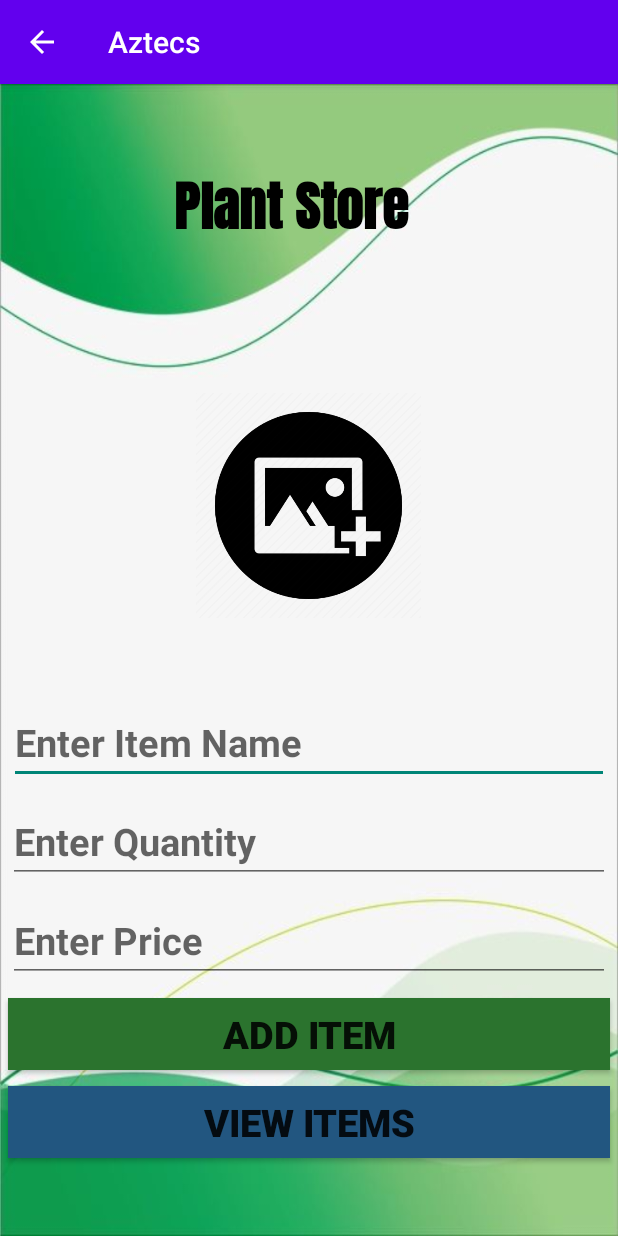
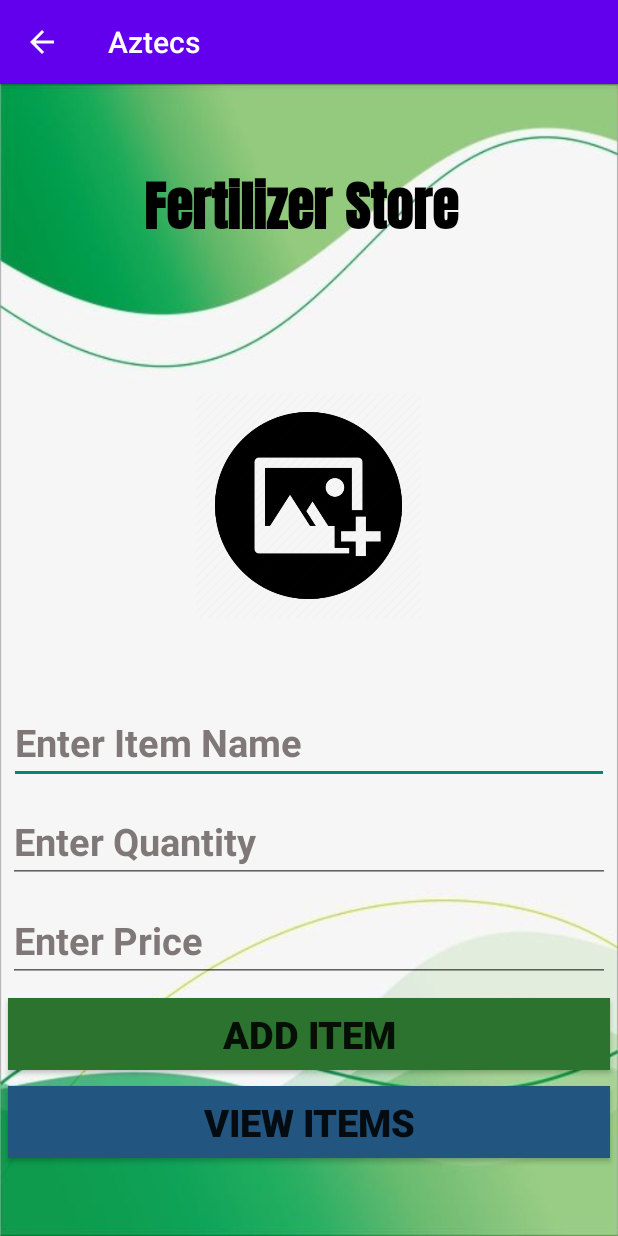
Before and after one commit to MalithaGayangeeth/AZTECS, an Android app: the MainActivity screen opened directly, with no data from a screen before it, on a phone screen of 412 x 824 dp. Run offline under Robolectric (Android 15) with nearby library versions, the light colour scheme and no system bars; Roboto replaces fonts that are not available here.

Commit message:
Commit here

```diff
--- a/app/src/main/java/com/example/aztecs/LoginActivity.java
+++ b/app/src/main/java/com/example/aztecs/LoginActivity.java
@@ -17,8 +17,8 @@ public class LoginActivity extends AppCompatActivity {
     private EditText txt02;
 
 
-    private final String Username = "a";
-    private final String Password = "1";
+    private final String Username = "admin01@gmail.com";
+    private final String Password = "12345";
 
     boolean isValid = false;
 
--- a/app/src/main/res/layout/activity_main.xml
+++ b/app/src/main/res/layout/activity_main.xml
@@ -11,10 +11,10 @@
     >
 
     <TextView
-        android:layout_width="180dp"
+        android:layout_width="220dp"
         android:layout_height="60dp"
         android:fontFamily="@font/anton"
-        android:text="Plant Store"
+        android:text="Fertilizer Store"
         android:textColor="@color/black"
         android:textSize="36dp"
         android:textStyle="bold" />
@@ -34,9 +34,9 @@
         android:layout_height="wrap_content"
         android:layout_margin="5dp"
         android:layout_marginHorizontal="100dp"
-        android:textColor="@color/black"
         android:layout_marginBottom="100dp"
         android:hint="Enter Item Name"
+        android:textColorHint="#C8605555"
         android:textSize="25dp"
         android:textStyle="bold" />
 
@@ -45,8 +45,8 @@
         android:layout_width="match_parent"
         android:layout_height="wrap_content"
         android:layout_margin="5dp"
-        android:textColor="@color/black"
         android:hint="Enter Quantity"
+        android:textColorHint="#C8605555"
         android:textSize="25dp"
         android:textStyle="bold" />
 
@@ -55,8 +55,8 @@
         android:layout_width="match_parent"
         android:layout_height="wrap_content"
         android:layout_margin="5dp"
-        android:textColor="@color/black"
         android:hint="Enter Price"
+        android:textColorHint="#C8605555"
         android:textSize="25dp"
         android:textStyle="bold" />
 
```
Also changed, not shown: app/src/main/java/com/example/aztecs/DatabaseHelperClass.java (+4 -3 lines).
